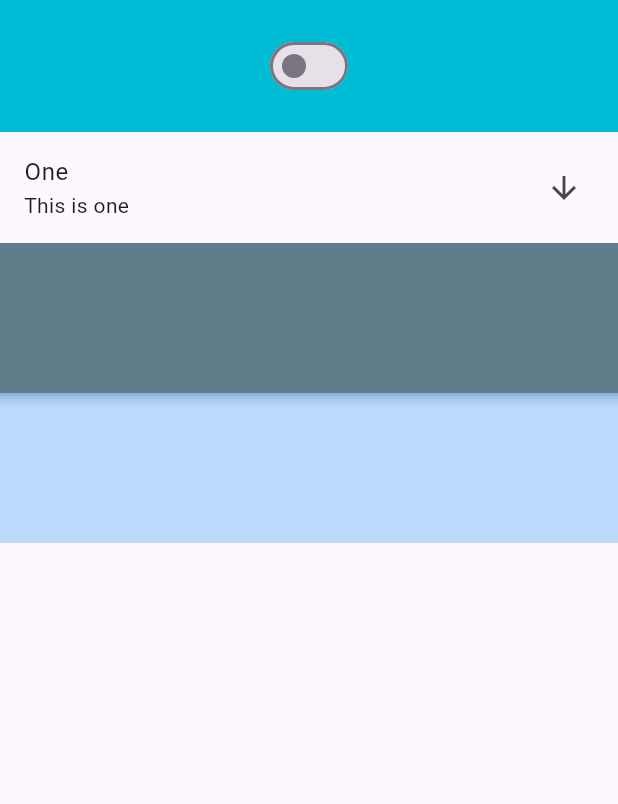
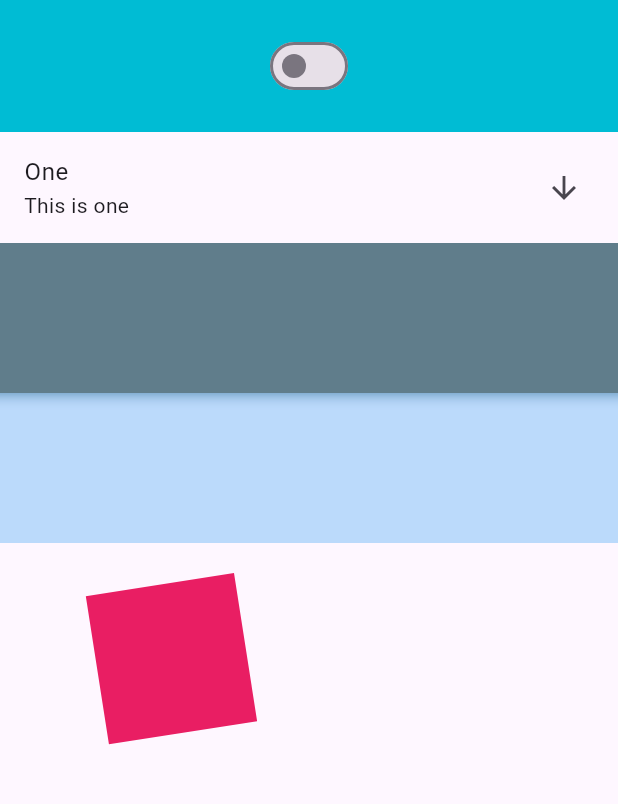
Before and after one commit to EusufUddin8926/flutter-widget, a Flutter app: the screen it shows after launch, on a phone screen of 412 x 824 dp, the part 84-888 px from its top. Run offline on Flutter 3.47's test engine with Material 2 defaults, Android fonts, the phone set to English and light mode, and no system bars.

Commit message:
container with transform add

```diff
--- a/lib/main.dart
+++ b/lib/main.dart
@@ -82,6 +82,15 @@ class _MyHomePageState extends State<MyHomePage> {
                 filter: ImageFilter.blur(sigmaX: 5.0, sigmaY: 5.0),
                 child: Container(color: Colors.blue.withOpacity(0.3)),
               )),
+          SizedBox(height: 20),
+          Center(
+            child: Container(
+              height: 100,
+              width: 100,
+              transform: Matrix4.rotationZ(-30),
+              color: Colors.pink,
+            ),
+          )
         ],
       ),
     );
```
